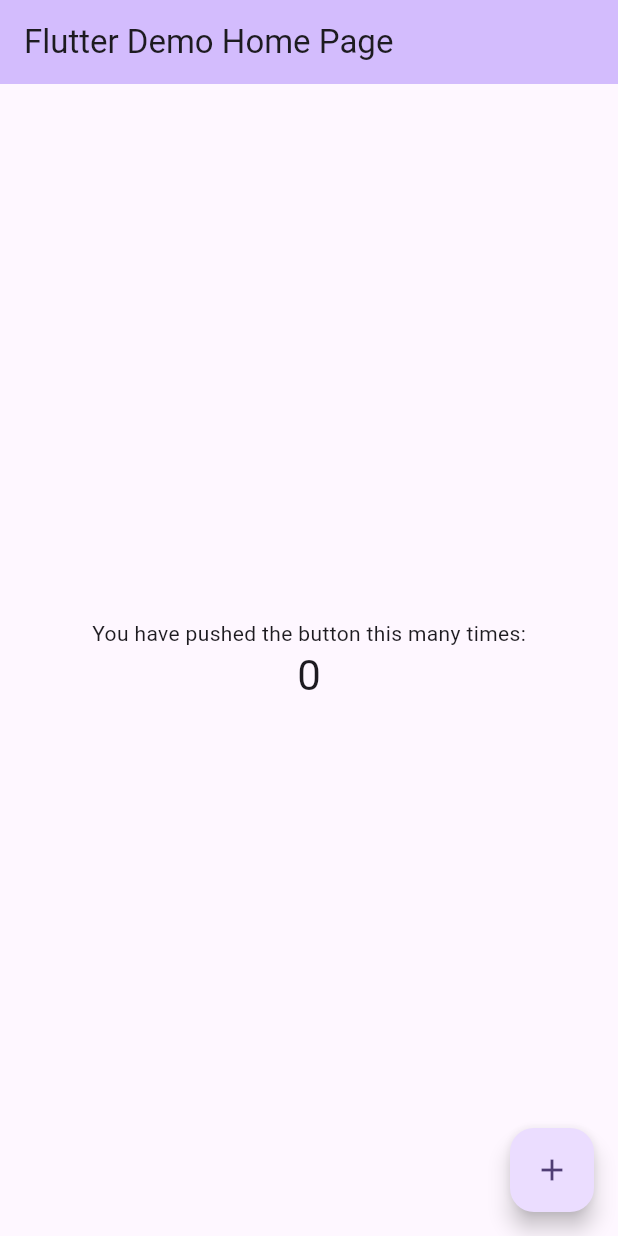
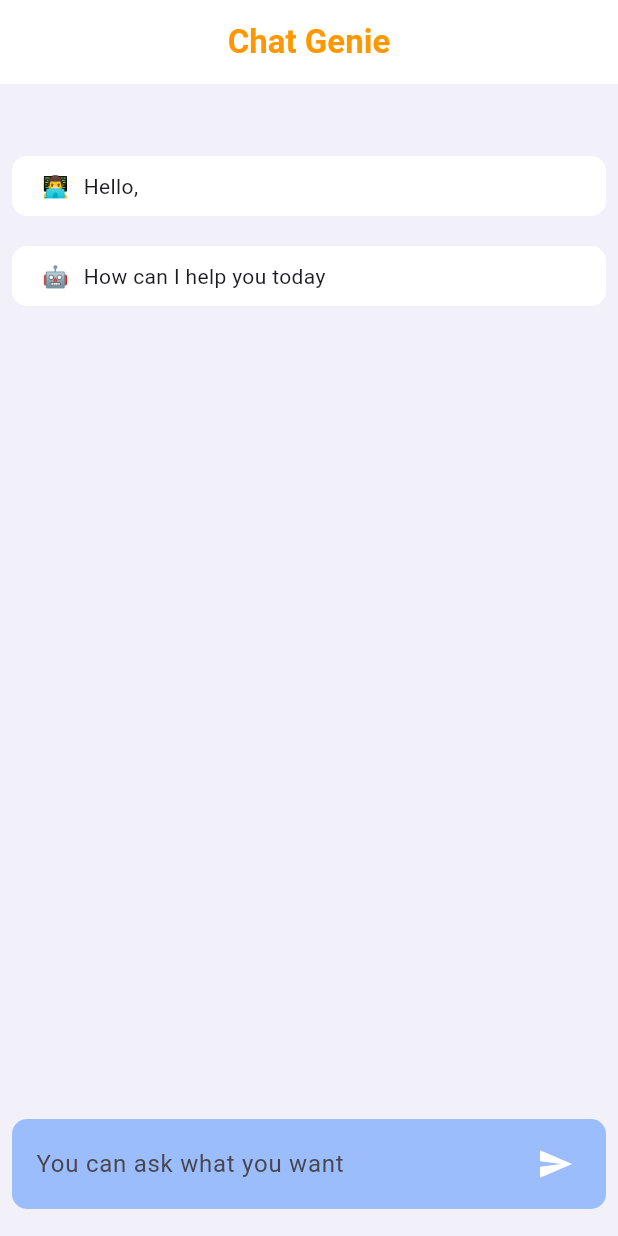
Before and after one commit to Ajaykumaryadav-Aj/ChatGenie, a Flutter app: the screen it shows after launch, on a phone screen of 412 x 824 dp. Run offline on Flutter 3.47's test engine with Material 3 defaults, Android fonts, the light colour scheme and no system bars; our stand-ins replace get.

Commit message:
second commit

```diff
--- /dev/null
+++ b/lib/BardModel.dart
@@ -0,0 +1,23 @@
+
+class BardModel {
+  String? system;
+  String? message;
+
+  BardModel({this.system, this.message});
+
+  BardModel.fromJson(Map<String, dynamic> json) {
+    if(json["system"] is String) {
+      system = json["system"];
+    }
+    if(json["message"] is String) {
+      message = json["message"];
+    }
+  }
+
+  Map<String, dynamic> toJson() {
+    final Map<String, dynamic> _data = <String, dynamic>{};
+    _data["system"] = system;
+    _data["message"] = message;
+    return _data;
+  }
+}
--- /dev/null
+++ b/lib/HomePage.dart
@@ -0,0 +1,156 @@
+import 'package:chat_genie/BardAIController.dart';
+
+
+ import 'package:flutter/material.dart';
+import 'package:get/get.dart';
+
+class HomePage extends StatelessWidget {
+  const HomePage({super.key});
+
+  @override
+  Widget build(BuildContext context) {
+    BardAIController controller = Get.put(BardAIController());
+    TextEditingController textField = TextEditingController();
+    return Scaffold(
+      backgroundColor: const Color(0xfff2f1f9),
+      appBar: AppBar(
+        centerTitle: true,
+        // leading: SvgPicture.asset(
+        //   "assets/bard_logo.svg",
+        //   width: 10,
+        // ),
+        title: const Text(
+          "Chat Genie",
+          style: TextStyle(fontWeight: FontWeight.bold, color: Colors.orange),
+        ),
+        backgroundColor: Colors.white,
+        // actions: [
+        //   IconButton(
+        //       onPressed: () {
+        //         controller.sendPrompt("Hello what can you do for me ");
+        //       },
+        //       icon: const Icon(Icons.security))
+        // ],
+      ),
+      body: SafeArea(
+        child: Padding(
+          padding: const EdgeInsets.all(8.0),
+          child: Column(
+            children: [
+              Expanded(
+                  child: ListView(
+                children: [
+                  // Row(
+                  //   mainAxisAlignment: MainAxisAlignment.center,
+                  //   children: [
+                  //     Container(
+                  //       padding:
+                  //           const EdgeInsets.symmetric(vertical: 10, horizontal: 20),
+                  //       decoration: BoxDecoration(
+                  //         color: Colors.white,
+                  //         borderRadius: BorderRadius.circular(10),
+                  //       ),
+                  //       child:
+                  //           const Text("Welcome to flutter hero ask some thing  ❤️ "),
+                  //     ),
+                  //   ],
+                  // ),
+                  const SizedBox(height: 15),
+                  // Row(
+                  //   mainAxisAlignment: MainAxisAlignment.center,
+                  //   children: [
+                  //     Container(
+                  //       padding:
+                  //           const EdgeInsets.symmetric(vertical: 10, horizontal: 20),
+                  //       decoration: BoxDecoration(
+                  //         color: Colors.white,
+                  //         borderRadius: BorderRadius.circular(10),
+                  //       ),
+                  //       child: const Text(
+                  //           "😍 How can i be a best software developer in just"),
+                  //     ),
+                  //   ],
+                  // ),
+                  const SizedBox(height: 15),
+                  // Row(
+                  //   mainAxisAlignment: MainAxisAlignment.center,
+                  //   children: [
+                  //     Container(
+                  //       padding:
+                  //           const EdgeInsets.symmetric(vertical: 10, horizontal: 20),
+                  //       decoration: BoxDecoration(
+                  //         color: Colors.white,
+                  //         borderRadius: BorderRadius.circular(10),
+                  //       ),
+                  //       // child: const Text("Flutter Getx Full video💡 "),
+                  //     ),
+                  //   ],
+                  // ),
+                  Obx(() => Column(
+                        children: controller.historyList
+                            .map(
+                              (e) => Container(
+                                margin:
+                                    const EdgeInsets.symmetric(vertical: 10),
+                                padding: const EdgeInsets.symmetric(
+                                    vertical: 10, horizontal: 20),
+                                decoration: BoxDecoration(
+                                  color: Colors.white,
+                                  borderRadius: BorderRadius.circular(10),
+                                ),
+                                child: Row(
+                                  children: [
+                                    Text(e.system == "user" ? "👨‍💻" : "🤖"),
+                                    const SizedBox(width: 10),
+                                    Flexible(child: Text(e.message)),
+                                  ],
+                                ),
+                              ),
+                            )
+                            .toList(),
+                      ))
+                ],
+              )),
+              Container(
+                decoration: BoxDecoration(
+                  color: Colors.blueAccent.withOpacity(0.5),
+                  borderRadius: BorderRadius.circular(10),
+                ),
+                height: 60,
+                child: Row(children: [
+                  Expanded(
+                    child: TextFormField(
+                      controller: textField,
+                      decoration: const InputDecoration(
+                          hintText: "You can ask what you want",
+                          border: OutlineInputBorder(
+                            borderSide: BorderSide.none,
+                          )),
+                    ),
+                  ),
+                  Obx(
+                    () => controller.isLoading.value
+                        ? const CircularProgressIndicator()
+                        : IconButton(
+                            onPressed: () {
+                              if (textField.text != "") {
+                                controller.sendPrompt(textField.text);
+                                textField.clear();
+                              }
+                            },
+                            icon: const Icon(
+                              Icons.send,
+                              color: Colors.white,
+                            )),
+                  ),
+                  const SizedBox(width: 10)
+                ]),
+              ),
+              const SizedBox(height: 10),
+            ],
+          ),
+        ),
+      ),
+    );
+  }
+}
--- /dev/null
+++ b/lib/data.dart
@@ -0,0 +1,3 @@
+String APIKEY = "AIzaSyAqtgYQGVHDAfQWILDH7TP6O5au79kCCwU";
+String BaseURL =
+    "https://generativelanguage.googleapis.com/v1beta2/models/text-bison-001:generateText?key=YOUR_API_KEY";
--- a/lib/main.dart
+++ b/lib/main.dart
@@ -1,4 +1,6 @@
+import 'package:chat_genie/HomePage.dart';
 import 'package:flutter/material.dart';
+import 'package:get/get.dart';
 
 void main() {
   runApp(const MyApp());
@@ -7,119 +9,16 @@
 class MyApp extends StatelessWidget {
   const MyApp({super.key});
 
-  // This widget is the root of your application.
   @override
   Widget build(BuildContext context) {
-    return MaterialApp(
-      title: 'Flutter Demo',
+    return GetMaterialApp(
+      debugShowCheckedModeBanner: false,
+      title: 'ChatGenie FLUTTER',
       theme: ThemeData(
-        // This is the theme of your application.
-        //
-        // TRY THIS: Try running your application with "flutter run". You'll see
-        // the application has a purple toolbar. Then, without quitting the app,
-        // try changing the seedColor in the colorScheme below to Colors.green
-        // and then invoke "hot reload" (save your changes or press the "hot
-        // reload" button in a Flutter-supported IDE, or press "r" if you used
-        // the command line to start the app).
-        //
-        // Notice that the counter didn't reset back to zero; the application
-        // state is not lost during the reload. To reset the state, use hot
-        // restart instead.
-        //
-        // This works for code too, not just values: Most code changes can be
-        // tested with just a hot reload.
         colorScheme: ColorScheme.fromSeed(seedColor: Colors.deepPurple),
         useMaterial3: true,
       ),
-      home: const MyHomePage(title: 'Flutter Demo Home Page'),
+      home: const HomePage(),
     );
   }
 }
-
-class MyHomePage extends StatefulWidget {
-  const MyHomePage({super.key, required this.title});
-
-  // This widget is the home page of your application. It is stateful, meaning
-  // that it has a State object (defined below) that contains fields that affect
-  // how it looks.
-
-  // This class is the configuration for the state. It holds the values (in this
-  // case the title) provided by the parent (in this case the App widget) and
-  // used by the build method of the State. Fields in a Widget subclass are
-  // always marked "final".
-
-  final String title;
-
-  @override
-  State<MyHomePage> createState() => _MyHomePageState();
-}
-
-class _MyHomePageState extends State<MyHomePage> {
-  int _counter = 0;
-
-  void _incrementCounter() {
-    setState(() {
-      // This call to setState tells the Flutter framework that something has
-      // changed in this State, which causes it to rerun the build method below
-      // so that the display can reflect the updated values. If we changed
-      // _counter without calling setState(), then the build method would not be
-      // called again, and so nothing would appear to happen.
-      _counter++;
-    });
-  }
-
-  @override
-  Widget build(BuildContext context) {
-    // This method is rerun every time setState is called, for instance as done
-    // by the _incrementCounter method above.
-    //
-    // The Flutter framework has been optimized to make rerunning build methods
-    // fast, so that you can just rebuild anything that needs updating rather
-    // than having to individually change instances of widgets.
-    return Scaffold(
-      appBar: AppBar(
-        // TRY THIS: Try changing the color here to a specific color (to
-        // Colors.amber, perhaps?) and trigger a hot reload to see the AppBar
-        // change color while the other colors stay the same.
-        backgroundColor: Theme.of(context).colorScheme.inversePrimary,
-        // Here we take the value from the MyHomePage object that was created by
-        // the App.build method, and use it to set our appbar title.
-        title: Text(widget.title),
-      ),
-      body: Center(
-        // Center is a layout widget. It takes a single child and positions it
-        // in the middle of the parent.
-        child: Column(
-          // Column is also a layout widget. It takes a list of children and
-          // arranges them vertically. By default, it sizes itself to fit its
-          // children horizontally, and tries to be as tall as its parent.
-          //
-          // Column has various properties to control how it sizes itself and
-          // how it positions its children. Here we use mainAxisAlignment to
-          // center the children vertically; the main axis here is the vertical
-          // axis because Columns are vertical (the cross axis would be
-          // horizontal).
-          //
-          // TRY THIS: Invoke "debug painting" (choose the "Toggle Debug Paint"
-          // action in the IDE, or press "p" in the console), to see the
-          // wireframe for each widget.
-          mainAxisAlignment: MainAxisAlignment.center,
-          children: <Widget>[
-            const Text(
-              'You have pushed the button this many times:',
-            ),
-            Text(
-              '$_counter',
-              style: Theme.of(context).textTheme.headlineMedium,
-            ),
-          ],
-        ),
-      ),
-      floatingActionButton: FloatingActionButton(
-        onPressed: _incrementCounter,
-        tooltip: 'Increment',
-        child: const Icon(Icons.add),
-      ), // This trailing comma makes auto-formatting nicer for build methods.
-    );
-  }
-}
```
Also changed, not shown: lib/BardAIController.dart (added, +41 -0 lines), pubspec.yaml (+5 -2 lines), pubspec.lock.
